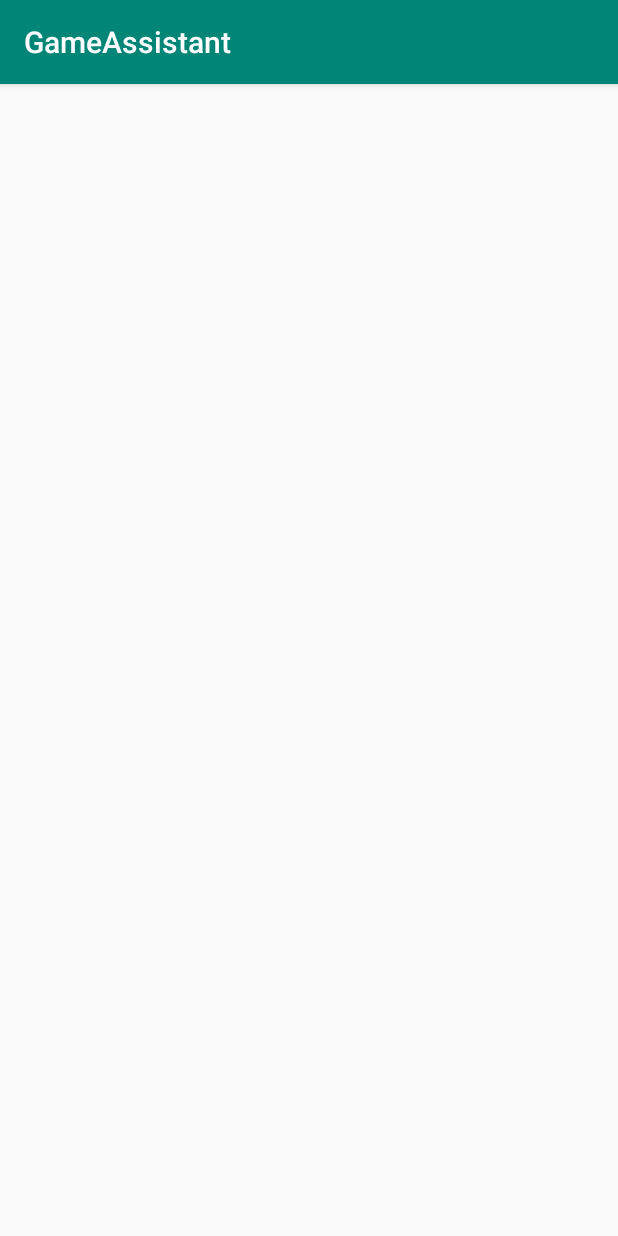
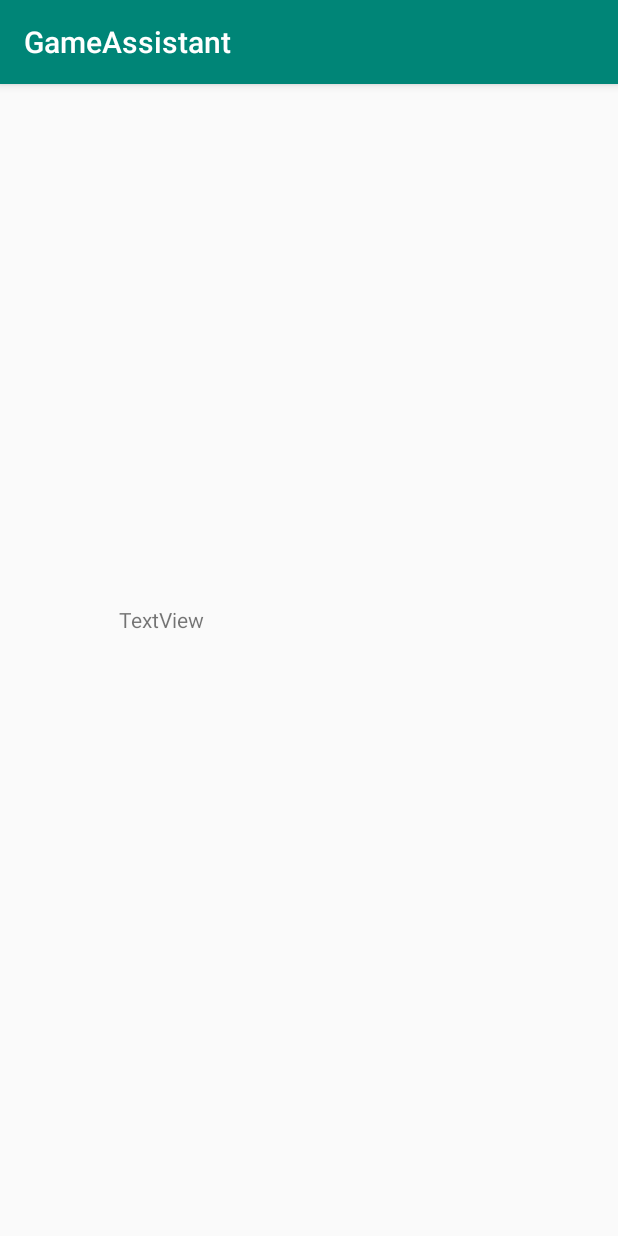
Before and after one commit to Hotzenplotz1337/App, an Android app: the Wuerfeln screen opened directly, with no data from a screen before it, on a phone screen of 412 x 824 dp. Run offline under Robolectric (Android 15) with nearby library versions, the phone set to English and light mode, and no system bars.

Commit message:
Merge branch 'master' of C:\Users\MarkL\AndroidStudioProjects\App with conflicts.

```diff
--- a/app/build.gradle
+++ b/app/build.gradle
@@ -7,7 +7,7 @@ android {
         minSdkVersion 21
         targetSdkVersion 28
         versionCode 1
-        versionName "1.0"
+        versionName "w1.0"
         testInstrumentationRunner "android.support.test.runner.AndroidJUnitRunner"
     }
     buildTypes {
@@ -21,8 +21,8 @@ android {
 dependencies {
     implementation fileTree(dir: 'libs', include: ['*.jar'])
     implementation 'com.android.support:appcompat-v7:28.0.0'
-    implementation 'com.android.support.constraint:constraint-layout:1.1.3'
+    implementation 'com.android.support.constraint:constraint-layout:w1.w1.3'
     testImplementation 'junit:junit:4.12'
-    androidTestImplementation 'com.android.support.test:runner:1.0.2'
+    androidTestImplementation 'com.android.support.test:runner:w1.0.2'
     androidTestImplementation 'com.android.support.test.espresso:espresso-core:3.0.2'
 }
--- a/app/src/main/AndroidManifest.xml
+++ b/app/src/main/AndroidManifest.xml
@@ -16,8 +16,7 @@
                 <category android:name="android.intent.category.LAUNCHER" />
             </intent-filter>
         </activity>
-        <activity android:name=".Wuerfeln" />
-        <activity android:name=".StadtLandFluss"></activity>
+        <activity android:name=".Wuerfeln"></activity>
     </application>
 
 </manifest>
--- a/app/src/main/res/layout/activity_wuerfeln.xml
+++ b/app/src/main/res/layout/activity_wuerfeln.xml
@@ -6,4 +6,24 @@
     android:layout_height="match_parent"
     tools:context=".Wuerfeln">
 
+    <TextView
+        android:id="@+id/textView"
+        android:layout_width="254dp"
+        android:layout_height="74dp"
+        android:text="TextView"
+        app:layout_constraintBottom_toBottomOf="parent"
+        app:layout_constraintEnd_toEndOf="parent"
+        app:layout_constraintHorizontal_bias="0.5"
+        app:layout_constraintStart_toStartOf="parent"
+        app:layout_constraintTop_toTopOf="parent" />
+
+    <ImageView
+        android:id="@+id/imageView"
+        android:layout_width="101dp"
+        android:layout_height="103dp"
+        android:adjustViewBounds="false"
+        android:cropToPadding="false"
+        tools:layout_editor_absoluteX="155dp"
+        tools:layout_editor_absoluteY="166dp"
+        tools:srcCompat="@drawable/w1" />
 </android.support.constraint.ConstraintLayout>
--- a/build.gradle
+++ b/build.gradle
@@ -7,7 +7,7 @@ buildscript {
         jcenter()
     }
     dependencies {
-        classpath 'com.android.tools.build:gradle:3.2.1'
+        classpath 'com.android.tools.build:gradle:3.3.w1'
 
 
         // NOTE: Do not place your application dependencies here; they belong
```
Also changed, not shown: app/src/main/res/drawable/w1.png (added), gradle/wrapper/gradle-wrapper.properties.
